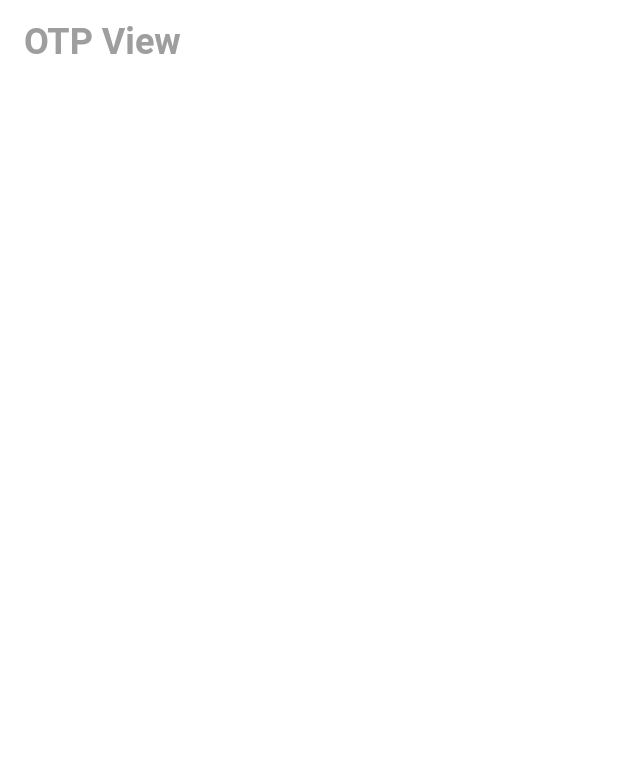
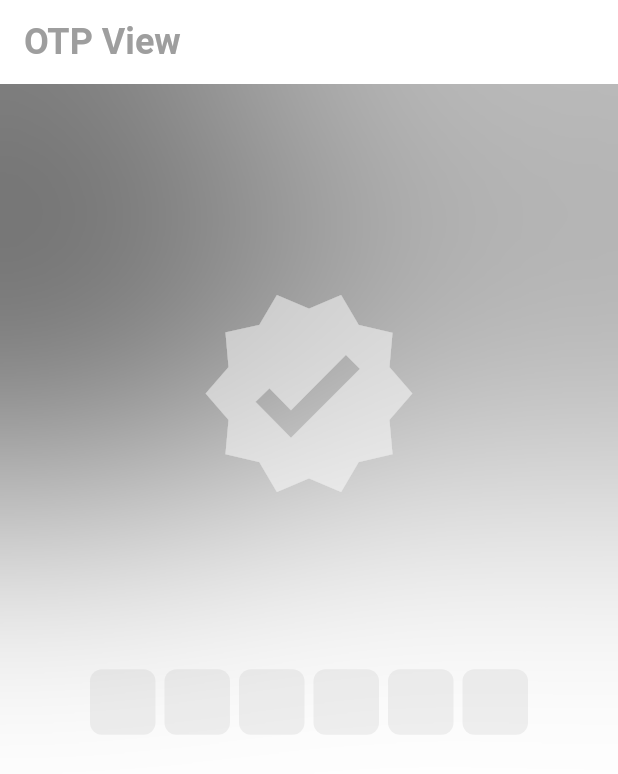
Before and after one commit to BaselHegazi226/auth_app, a Flutter app: the OtpView screen opened by its route, on a phone screen of 412 x 824 dp. Shown: the top 774 px of the screen. Run offline on Flutter 3.47's test engine with Material 3 defaults, Android fonts, the light colour scheme and no system bars; our stand-ins replace awesome_dialog, bloc, cached_network_image, dartz, firebase_auth, firebase_core and 7 more; missing offline and left inert: flutter_facebook_auth; accounts and stored records are empty; network calls fail; Roboto replaces fonts that are missing (cairo).

Commit message:
add children of otp view body

```diff
--- a/lib/features/auth/presentation/views/widgets/otp_view_widgets/otp_view_body.dart
+++ b/lib/features/auth/presentation/views/widgets/otp_view_widgets/otp_view_body.dart
@@ -1,10 +1,66 @@
+import 'package:auth_with_firebase_application/core/helper/const_variables.dart';
+import 'package:auth_with_firebase_application/core/helper/custom_flexible_widget.dart';
+import 'package:auth_with_firebase_application/core/utilities/custom_big_icon.dart';
+import 'package:auth_with_firebase_application/features/auth/presentation/views/widgets/auth_widgets/filter_section.dart';
 import 'package:flutter/material.dart';
 
-class OtpViewBody extends StatelessWidget {
+import 'otp_item.dart';
+
+class OtpViewBody extends StatefulWidget {
   const OtpViewBody({super.key});
 
   @override
+  State<OtpViewBody> createState() => _OtpViewBodyState();
+}
+
+class _OtpViewBodyState extends State<OtpViewBody> {
+  final TextEditingController otp1 = TextEditingController();
+  final TextEditingController otp2 = TextEditingController();
+  final TextEditingController otp3 = TextEditingController();
+  final TextEditingController otp4 = TextEditingController();
+  final TextEditingController otp5 = TextEditingController();
+  final TextEditingController otp6 = TextEditingController();
+  @override
   Widget build(BuildContext context) {
-    return Stack();
+    return Stack(
+      children: [
+        FilterSection(
+          rightColor: kOtpRightColor,
+          centerColor: kOtpCenterColor,
+          leftColor: kOtpLeftColor,
+        ),
+        const CustomBigIcon(iconData: Icons.verified),
+        CustomFlexibleWidget(
+          widget: Row(
+            mainAxisAlignment: MainAxisAlignment.center,
+            children: [
+              OtpItem(
+                otpController: otp1,
+              ),
+              const SizedBox(width: 6),
+              OtpItem(
+                otpController: otp2,
+              ),
+              const SizedBox(width: 6),
+              OtpItem(
+                otpController: otp3,
+              ),
+              const SizedBox(width: 6),
+              OtpItem(
+                otpController: otp4,
+              ),
+              const SizedBox(width: 6),
+              OtpItem(
+                otpController: otp5,
+              ),
+              const SizedBox(width: 6),
+              OtpItem(
+                otpController: otp6,
+              ),
+            ],
+          ),
+        )
+      ],
+    );
   }
 }
```
